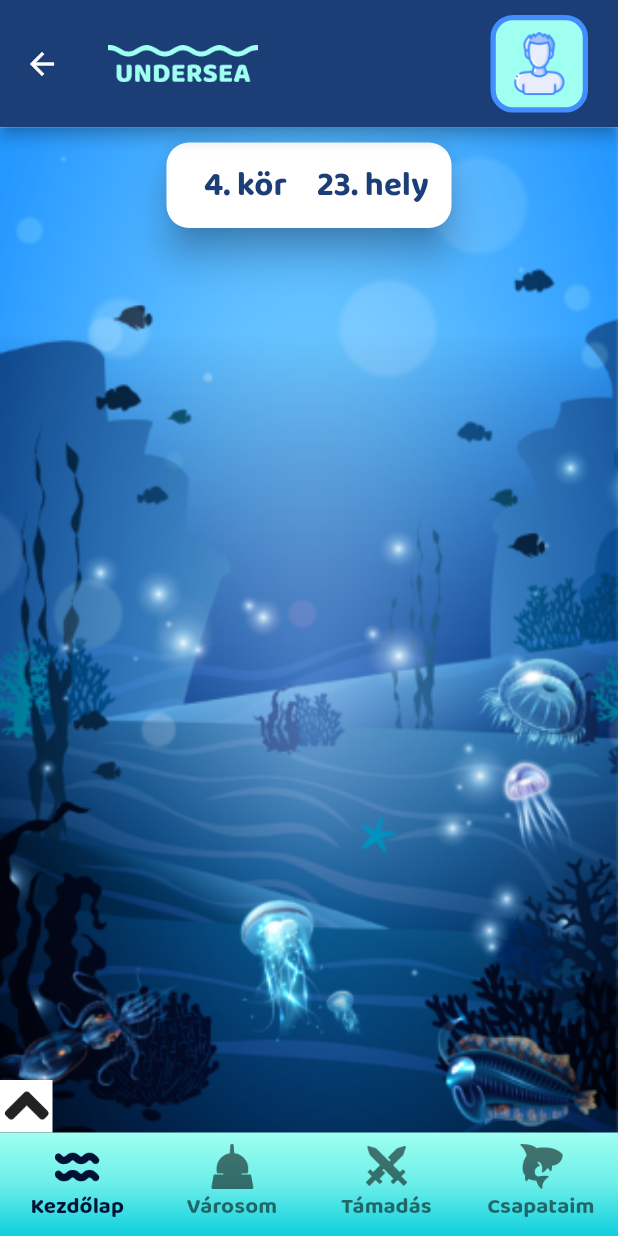
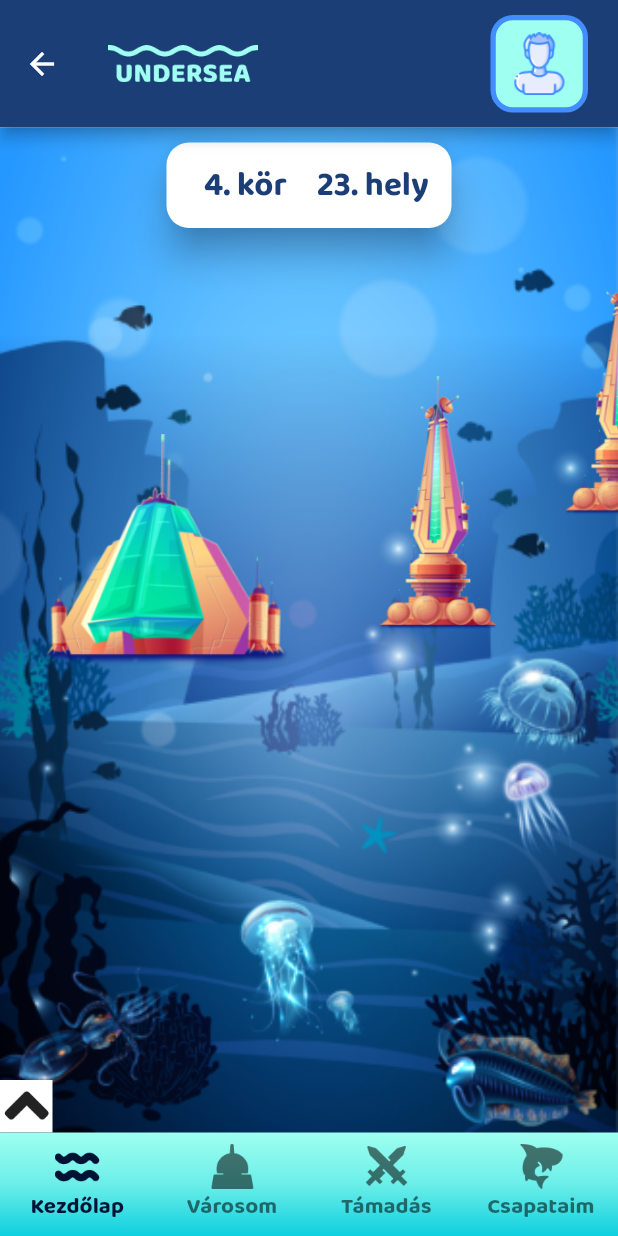
Before and after one commit to csngebnc/UnderSea, a Flutter app: the ProfilePage screen opened directly, after a tap on "Kijelentkezés", after a tap on "Belépés", on a phone screen of 412 x 824 dp. Run offline on Flutter 3.47's test engine with Material 2 defaults, Android fonts, the phone set to English and light mode, and no system bars; drawn by our look-alikes of expandable; our stand-ins replace get.

Commit message:
minor code cleanup

```diff
--- a/frontend/flutter/undersea/lib/controllers/navbar_controller.dart
+++ b/frontend/flutter/undersea/lib/controllers/navbar_controller.dart
@@ -2,5 +2,4 @@ import 'package:get/get.dart';
 
 class BottomNavBarController extends GetxController {
   var selectedTab = 0.obs;
-  setValue(int value) => selectedTab.value;
 }
--- a/frontend/flutter/undersea/lib/lang/hu_HU.dart
+++ b/frontend/flutter/undersea/lib/lang/hu_HU.dart
@@ -46,4 +46,10 @@ const Map<String, String> hu_HU = {
   Strings.pearl_cost_per_unit: ' Gyöngy / db',
   Strings.proceed: 'Tovább',
   Strings.lets_attack: 'Megtámadom!',
+  Strings.first_step: '1. LÉPÉS',
+  Strings.select: 'Jelöld ki, kit szeretnél megtámadni:',
+  Strings.unit_select: 'Állítsd be, kiket küldesz harcba:',
+  Strings.second_step: '2. LÉPÉS',
+  Strings.back: 'vissza',
+  Strings.leaderboard: 'Ranglista',
 };
--- a/frontend/flutter/undersea/lib/lang/strings.dart
+++ b/frontend/flutter/undersea/lib/lang/strings.dart
@@ -29,6 +29,8 @@ class Strings {
   static const city_modified_snack_body = 'city_modified_snack_body';
 
   static const city_modified_snack_title = 'city_modified_snack_title';
+  static const unit_select = 'unit_select';
+  static const second_step = 'second_step';
 
   static const new_city_name = 'new_city_name';
   static const rounds_remaining = 'rounds_remaining';
@@ -49,4 +51,8 @@ class Strings {
   static const coral = 'coral';
   static const proceed = 'proceed';
   static const lets_attack = 'lets_attack';
+  static const select = 'select';
+  static const first_step = 'first_step';
+  static const back = 'back';
+  static const leaderboard = 'leaderboard';
 }
--- a/frontend/flutter/undersea/lib/styles/style_constants.dart
+++ b/frontend/flutter/undersea/lib/styles/style_constants.dart
@@ -1,3 +1,5 @@
+import 'dart:math';
+
 import 'package:flutter/material.dart';
 import 'package:get/get.dart';
 import 'package:undersea/lang/strings.dart';
@@ -89,8 +91,16 @@ class UnderseaStyles {
     );
   }
 
-  static Widget buildingImage(String name) {
-    return Image.asset('assets/buildings/$name.png');
+  static Widget building(String name, Random rng) {
+    return Positioned(
+        height: 180,
+        top: rng.nextDouble() * 200,
+        left: rng.nextDouble() * 500,
+        child: UnderseaStyles.buildingImage(name, additional: "@3x"));
+  }
+
+  static Widget buildingImage(String name, {String additional = ''}) {
+    return Image.asset('assets/buildings/$name$additional.png');
   }
 
   static Widget assetIcon(String iconName,
@@ -141,6 +151,18 @@ class UnderseaStyles {
             )
           ],
         ));
+  }
+
+  static Widget circleButton(String iconName,
+      {void Function()? onPressed = _emptyFunction}) {
+    return RawMaterialButton(
+      onPressed: onPressed,
+      elevation: 2.0,
+      fillColor: UnderseaStyles.underseaLogoColor,
+      child: UnderseaStyles.iconsFromImages(iconName),
+      padding: EdgeInsets.all(5.0),
+      shape: CircleBorder(),
+    );
   }
 
   static Widget resourceIcon(String assetName, int current, int production) {
--- a/frontend/flutter/undersea/lib/views/bottom_nav_bar.dart
+++ b/frontend/flutter/undersea/lib/views/bottom_nav_bar.dart
@@ -1,5 +1,4 @@
 import 'package:flutter/material.dart';
-import 'package:flutter_svg/svg.dart';
 import 'package:get/get.dart';
 import 'package:undersea/controllers/navbar_controller.dart';
 import 'package:undersea/lang/strings.dart';
@@ -10,20 +9,10 @@ import 'package:undersea/views/my_army.dart';
 import 'package:undersea/views/profile.dart';
 import 'home_page.dart';
 
-/// This is the stateful widget that the main application instantiates.
-class BottomNavBar extends StatefulWidget {
-  const BottomNavBar({Key? key}) : super(key: key);
-
-  @override
-  State<BottomNavBar> createState() => _BottomNavBarState();
-}
-
-/// This is the private State class that goes with MyStatefulWidget.
-class _BottomNavBarState extends State<BottomNavBar> {
+class BottomNavBar extends StatelessWidget {
+  BottomNavBar({Key? key}) : super(key: key);
   final BottomNavBarController controller = Get.put(BottomNavBarController());
-  int _selectedIndex = 0;
   static List<Widget> _appbarTitleOptions = <Widget>[
-    // UnderseaStyles.appBarTitle(Strings.undersea.tr),
     SizedBox(
       height: 35,
       width: 100,
@@ -42,21 +31,17 @@ class _BottomNavBarState extends State<BottomNavBar> {
   ];
 
   void _onItemTapped(int index) {
-    setState(() {
-      //_selectedIndex = index;
-      controller.selectedTab.value = index;
-    });
+    controller.selectedTab.value = index;
   }
 
   @override
   Widget build(BuildContext context) {
     return Obx(() => Scaffold(
-        //extendBody: true,
         appBar: AppBar(
           toolbarHeight: 85,
           backgroundColor: UnderseaStyles.hintColor,
           actions: [
-            /*_selectedIndex*/ if (controller.selectedTab.value == 0)
+            if (controller.selectedTab.value == 0)
               Padding(
                   padding: EdgeInsets.fromLTRB(20, 10, 20, 10),
                   child: GestureDetector(
@@ -80,7 +65,6 @@ class _BottomNavBarState extends State<BottomNavBar> {
               colors: UnderseaStyles.gradientColors,
               begin: Alignment.topCenter,
               end: Alignment.bottomCenter,
-              //tileMode: TileMode.,
             ),
           ),
           child: BottomNavigationBar(
--- a/frontend/flutter/undersea/lib/views/city_tabs/buildings.dart
+++ b/frontend/flutter/undersea/lib/views/city_tabs/buildings.dart
@@ -97,8 +97,6 @@ class Buildings extends StatelessWidget {
                                 Strings.rounds_remaining.trParams({
                                   'round': actualBuilding.availableIn.toString()
                                 })!,
-
-                                //'még ${actualBuilding.availableIn} kör',
                                 style: TextStyle(
                                     color: UnderseaStyles.underseaLogoColor,
                                     fontSize: 16),
--- a/frontend/flutter/undersea/lib/views/editable_text.dart
+++ b/frontend/flutter/undersea/lib/views/editable_text.dart
@@ -54,6 +54,9 @@ class _CityNameEditableTextState extends State<CityNameEditableText> {
     if (_isEditingText)
       return SizedBox(
           width: 150,
+          height: 60,
+          child: Align(
+              alignment: Alignment.centerLeft,
               child: TextField(
                 decoration: InputDecoration(
                     hintText: Strings.new_city_name.tr,
@@ -75,12 +78,17 @@ class _CityNameEditableTextState extends State<CityNameEditableText> {
                 },
                 autofocus: true,
                 controller: _editingController,
-          ));
+              )));
     else
-      return Text(
+      return SizedBox(
+          width: 150,
+          height: 40,
+          child: Align(
+              alignment: Alignment.centerLeft,
+              child: Text(
                 _cityName,
                 style: UnderseaStyles.whiteOpenSans.copyWith(fontSize: 21),
-      );
+              )));
   }
 
   @override
--- a/frontend/flutter/undersea/lib/views/expandable_menu.dart
+++ b/frontend/flutter/undersea/lib/views/expandable_menu.dart
@@ -23,7 +23,6 @@ class _ExpandableMenuState extends State<ExpandableMenu> {
     });
     return ExpandableNotifier(
       controller: _controller,
-      // <-- Provides ExpandableController to its children
       child: Column(
         children: [
           ExpandablePanel(
@@ -31,17 +30,7 @@ class _ExpandableMenuState extends State<ExpandableMenu> {
               padding: EdgeInsets.zero,
               child: isExpanded
                   ? UnderseaStyles.imageIcon('caret_down', size: 35)
-                  /*Icon(
-                      Icons.keyboard_arrow_down,
-                      size: 40,
-                      color: UnderseaStyles.navbarIconColor,
-                    )*/
                   : UnderseaStyles.imageIcon('caret_up', size: 35),
-              /*Icon(
-                      Icons.keyboard_arrow_up,
-                      size: 40,
-                      color: UnderseaStyles.navbarIconColor,
-                    ),*/
               decoration: BoxDecoration(color: Colors.white),
             ),
             theme: ExpandableThemeData(
@@ -50,11 +39,9 @@ class _ExpandableMenuState extends State<ExpandableMenu> {
               useInkWell: true,
               headerAlignment: ExpandablePanelHeaderAlignment.center,
             ),
-            // <-- Driven by ExpandableController from ExpandableNotifier
             collapsed: ExpandableButton(child: Container()),
             expanded: Column(children: [
               ExpandableButton(
-                  // <-- Collapses when tapped on
                   child: Container(
                 decoration: BoxDecoration(color: Colors.white54),
                 child: ExpandedMenu(),
--- a/frontend/flutter/undersea/lib/views/home_page.dart
+++ b/frontend/flutter/undersea/lib/views/home_page.dart
@@ -1,8 +1,11 @@
+import 'dart:math';
+
 import 'package:flutter/material.dart';
 import 'package:undersea/styles/style_constants.dart';
 import 'package:undersea/views/expandable_menu.dart';
 
 class HomePage extends StatelessWidget {
+  final Random rng = Random();
   @override
   Widget build(BuildContext context) {
     return Container(
@@ -14,7 +17,19 @@ class HomePage extends StatelessWidget {
         child: Column(children: [
           SizedBox(height: 10),
           UnderseaStyles.leaderboardButton(roundNumber: 4, placement: 23),
-          Expanded(child: Container()),
+          Expanded(
+              child: Stack(
+            fit: StackFit.expand,
+            children: [
+              UnderseaStyles.building("szonaragyu", rng),
+              UnderseaStyles.building("szonaragyu", rng),
+              UnderseaStyles.building("aramlasiranyito", rng),
+              UnderseaStyles.building("aramlasiranyito", rng),
+              UnderseaStyles.building("aramlasiranyito", rng),
+              UnderseaStyles.building("zatonyvar", rng),
+              UnderseaStyles.building("zatonyvar", rng),
+            ],
+          )),
           ExpandableMenu(),
         ]));
   }
--- a/frontend/flutter/undersea/lib/views/leaderboard.dart
+++ b/frontend/flutter/undersea/lib/views/leaderboard.dart
@@ -3,6 +3,7 @@ import 'dart:async';
 import 'package:flutter/material.dart';
 import 'package:get/get.dart';
 import 'package:undersea/controllers/navbar_controller.dart';
+import 'package:undersea/lang/strings.dart';
 import 'package:undersea/styles/style_constants.dart';
 
 class Leaderboard extends StatefulWidget {
@@ -31,7 +32,7 @@ class _LeaderboardState extends State<Leaderboard> {
     return Scaffold(
       backgroundColor: UnderseaStyles.menuDarkBlue,
       appBar: AppBar(
-        title: Text('Ranglista', style: UnderseaStyles.listBold),
+        title: Text(Strings.leaderboard.tr, style: UnderseaStyles.listBold),
         toolbarHeight: 85,
         backgroundColor: UnderseaStyles.hintColor,
         actions: [
@@ -67,7 +68,7 @@ class _LeaderboardState extends State<Leaderboard> {
               return Padding(
                 padding: EdgeInsets.fromLTRB(15, 30, 15, 0),
                 child: UnderseaStyles.inputField(
-                    hint: 'Felhasználónév',
+                    hint: Strings.username.tr,
                     color: Color(0xFF657A9D),
                     hintColor: UnderseaStyles.alternativeHintColor,
                     onChanged: _onSearchChanged),
```
Also changed, not shown: frontend/flutter/undersea/lib/views/attack_page.dart (+7 -11 lines), frontend/flutter/undersea/lib/views/city_tabs/city_tab_controller.dart (+2 -5 lines), frontend/flutter/undersea/lib/views/city_tabs/military.dart (+2 -16 lines). Lines whose indentation alone changed are shown as unchanged.
